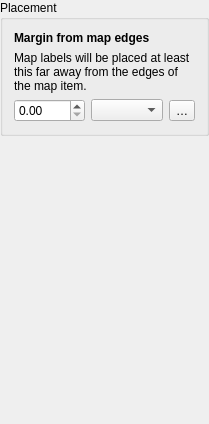
qgis/QGIS, file src/ui/layout/qgslayoutmaplabelingwidgetbase.ui: the form before one commit.
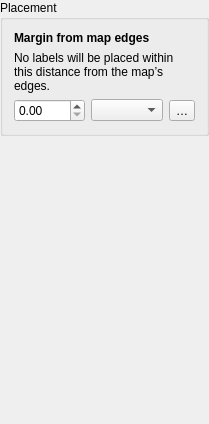
The form after the commit. Custom widgets are drawn as their Qt base class.

Patch:
```diff
--- a/src/ui/layout/qgslayoutmaplabelingwidgetbase.ui
+++ b/src/ui/layout/qgslayoutmaplabelingwidgetbase.ui
@@ -41,7 +41,7 @@
       <item row="1" column="0" colspan="4">
        <widget class="QLabel" name="label_10">
         <property name="text">
-         <string>Map labels will be placed at least this far away from the edges of the map item.</string>
+         <string>No labels will be placed within this distance from the map’s edges.</string>
         </property>
         <property name="scaledContents">
          <bool>false</bool>
```
